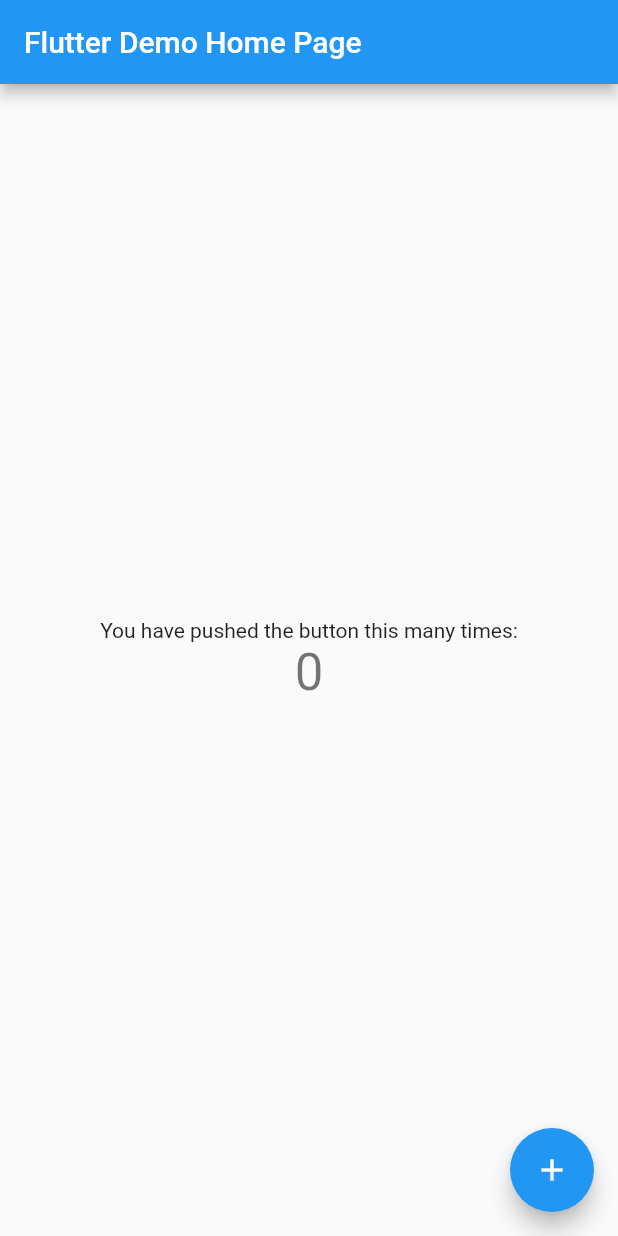
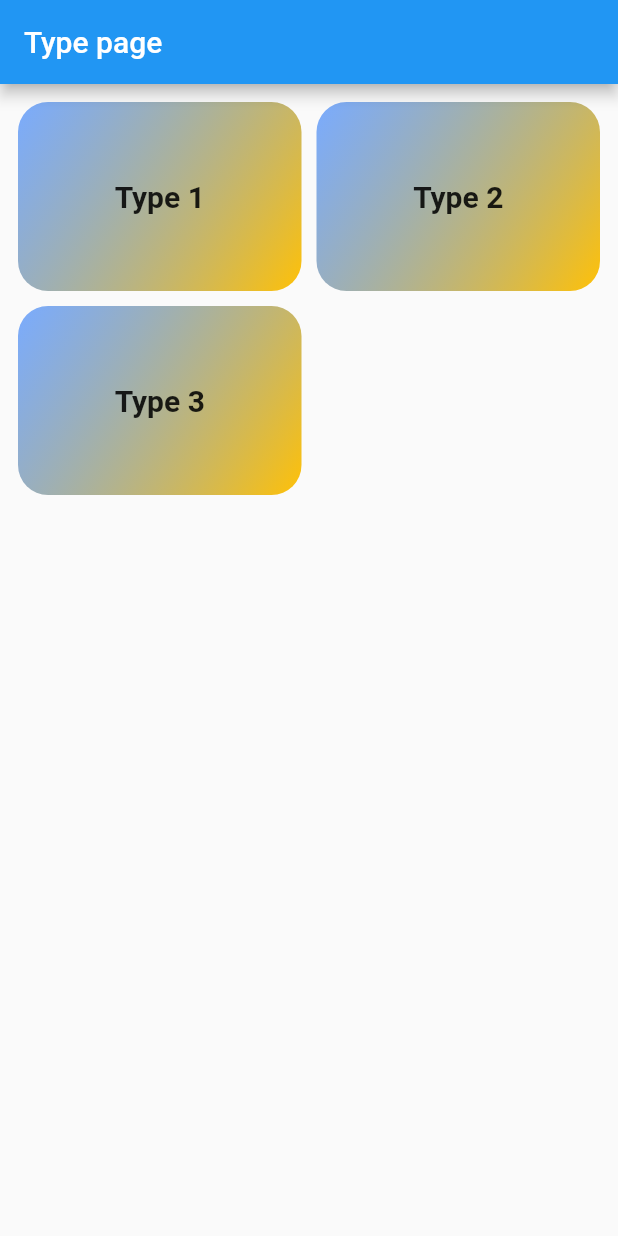
Before and after one commit to khanhtran94/takePhotoType, a Flutter app: the screen it shows after launch, on a phone screen of 412 x 824 dp. Run offline on Flutter 3.47's test engine with Material 2 defaults, Android fonts, the phone set to English and light mode, and no system bars; our stand-ins replace sqflite; accounts and stored records are empty.

Commit message:
type view

```diff
--- a/lib/main.dart
+++ b/lib/main.dart
@@ -1,67 +1,31 @@
 import 'package:flutter/material.dart';
+import 'package:take_photo_type/views/type_page.dart';
 
-void main() {
-  runApp(MyApp());
-}
+void main() => runApp(MyApp());
 
 class MyApp extends StatelessWidget {
-  // This widget is the root of your application.
   @override
   Widget build(BuildContext context) {
     return MaterialApp(
       title: 'Flutter Demo',
       theme: ThemeData(
         primarySwatch: Colors.blue,
-        visualDensity: VisualDensity.adaptivePlatformDensity,
       ),
-      home: MyHomePage(title: 'Flutter Demo Home Page'),
+      home: MyHomePage(),
     );
   }
 }
 
-class MyHomePage extends StatefulWidget {
-  MyHomePage({Key key, this.title}) : super(key: key);
-
-  final String title;
-
-  @override
-  _MyHomePageState createState() => _MyHomePageState();
-}
-
-class _MyHomePageState extends State<MyHomePage> {
-  int _counter = 0;
-
-  void _incrementCounter() {
-    setState(() {
-      _counter++;
-    });
-  }
-
+class MyHomePage extends StatelessWidget {
   @override
   Widget build(BuildContext context) {
     return Scaffold(
       appBar: AppBar(
-        title: Text(widget.title),
+        title: Text('Type page'),
       ),
-      body: Center(
-        child: Column(
-          mainAxisAlignment: MainAxisAlignment.center,
-          children: <Widget>[
-            Text(
-              'You have pushed the button this many times:',
-            ),
-            Text(
-              '$_counter',
-              style: Theme.of(context).textTheme.headline4,
-            ),
-          ],
-        ),
+      body: SafeArea(
+        child: TypePage(),
       ),
-      floatingActionButton: FloatingActionButton(
-        onPressed: _incrementCounter,
-        tooltip: 'Increment',
-        child: Icon(Icons.add),
-      ), // This trailing comma makes auto-formatting nicer for build methods.
     );
   }
 }
--- /dev/null
+++ b/lib/models/fake_date.dart
@@ -0,0 +1,9 @@
+import 'package:flutter/material.dart';
+import 'type.dart';
+import 'item.dart';
+
+var FAKE_TYPE = [
+  Type(id: 1, name: 'Type 1', createDate: new DateTime.now()),
+  Type(id: 2, name: 'Type 2', createDate: new DateTime.now()),
+  Type(id: 3, name: 'Type 3', createDate: new DateTime.now())
+];
--- /dev/null
+++ b/lib/views/type_card_view.dart
@@ -0,0 +1,41 @@
+import 'dart:math';
+
+import 'package:flutter/material.dart';
+import 'package:take_photo_type/models/type.dart';
+
+class TypeCardView extends StatelessWidget {
+  Type type;
+  TypeCardView({this.type});
+  final listColor = [Colors.amber, Colors.yellow, Colors.blueAccent];
+  Random random = new Random();
+
+  @override
+  Widget build(BuildContext context) {
+    var nextInt = random.nextInt(3);
+    return Container(
+      child: Container(
+        child: Column(
+          crossAxisAlignment: CrossAxisAlignment.center,
+          mainAxisAlignment: MainAxisAlignment.center,
+          children: [
+            Text(
+              this.type.name,
+              style: TextStyle(fontSize: 20, fontWeight: FontWeight.bold),
+            )
+          ],
+        ),
+        decoration: BoxDecoration(
+            color: listColor[random.nextInt(3)],
+            gradient: LinearGradient(
+              begin: Alignment.topLeft,
+              end: Alignment.bottomRight,
+              colors: [
+                listColor[random.nextInt(3)].withOpacity(0.7),
+                listColor[random.nextInt(3)]
+              ],
+            ),
+            borderRadius: BorderRadius.circular(20)),
+      ),
+    );
+  }
+}
--- /dev/null
+++ b/lib/views/type_page.dart
@@ -0,0 +1,23 @@
+import 'package:flutter/material.dart';
+import 'package:take_photo_type/models/fake_date.dart';
+import 'package:take_photo_type/views/type_card_view.dart';
+
+class TypePage extends StatefulWidget {
+  @override
+  _TypePageState createState() => _TypePageState();
+}
+
+class _TypePageState extends State<TypePage> {
+  @override
+  Widget build(BuildContext context) {
+    return GridView(
+      padding: EdgeInsets.all(12),
+      gridDelegate: SliverGridDelegateWithMaxCrossAxisExtent(
+          maxCrossAxisExtent: 300,
+          childAspectRatio: 3 / 2,
+          crossAxisSpacing: 10,
+          mainAxisSpacing: 10),
+      children: FAKE_TYPE.map((item) => TypeCardView(type: item)).toList(),
+    );
+  }
+}
```
Also changed, not shown: lib/views/nav_drawer.dart (added, +52 -0 lines), 1 other file.
